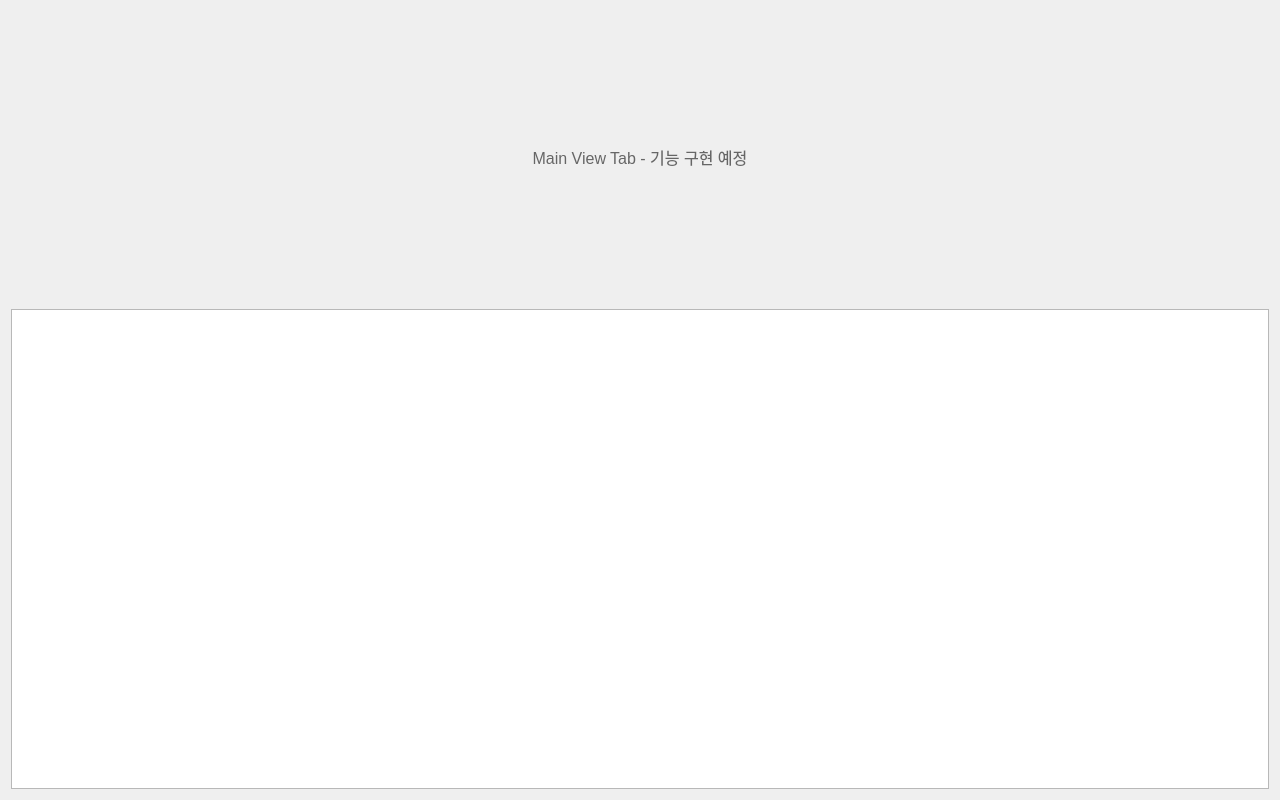
The window that ros_ws/src/admin/ui/main_view_tab.ui (addinedu-ros-9th/ros-repo-1) describes before a commit, drawn with Qt 5.
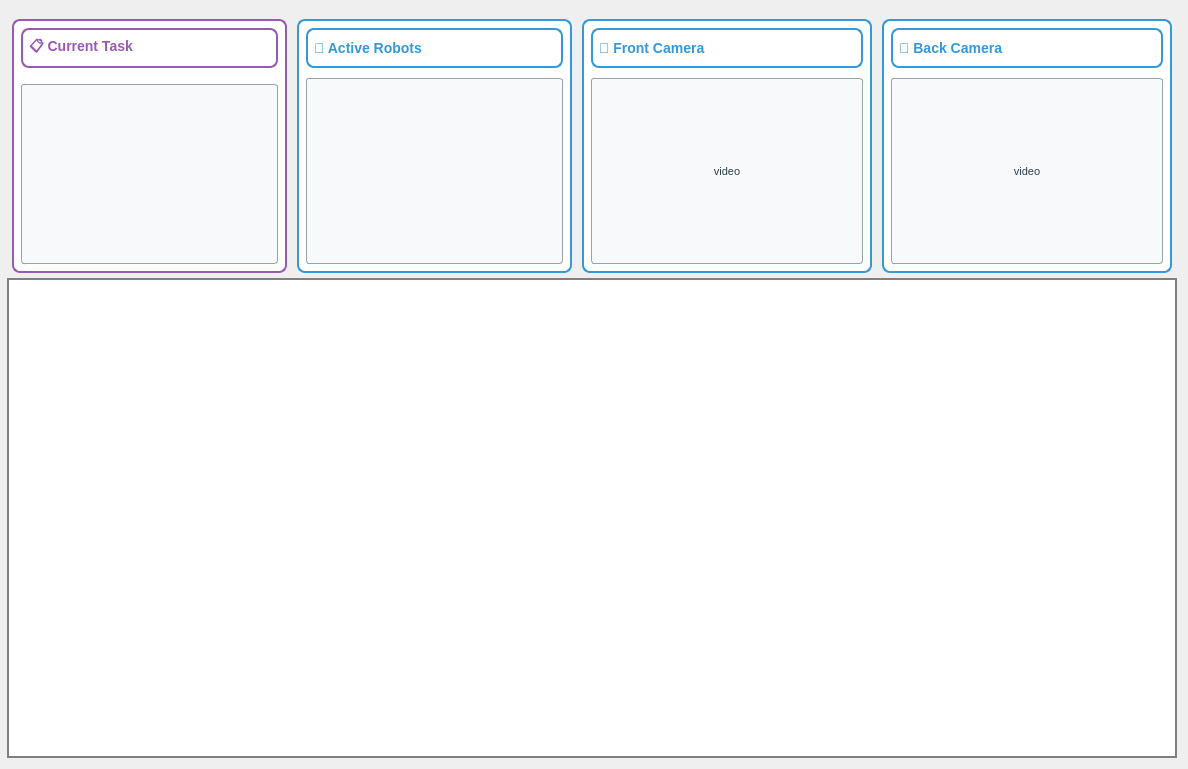
The same window after the commit.

Diff of the .ui file:
```diff
--- a/ros_ws/src/admin/ui/main_view_tab.ui
+++ b/ros_ws/src/admin/ui/main_view_tab.ui
@@ -6,31 +6,399 @@
    <rect>
     <x>0</x>
     <y>0</y>
-    <width>1280</width>
-    <height>800</height>
+    <width>1184</width>
+    <height>769</height>
    </rect>
   </property>
+  <property name="sizePolicy">
+   <sizepolicy hsizetype="Minimum" vsizetype="Preferred">
+    <horstretch>0</horstretch>
+    <verstretch>0</verstretch>
+   </sizepolicy>
+  </property>
+  <property name="maximumSize">
+   <size>
+    <width>1200</width>
+    <height>16777215</height>
+   </size>
+  </property>
   <property name="windowTitle">
    <string>Main View Tab</string>
   </property>
   <layout class="QVBoxLayout" name="verticalLayout">
+   <property name="spacing">
+    <number>0</number>
+   </property>
+   <property name="leftMargin">
+    <number>7</number>
+   </property>
+   <property name="topMargin">
+    <number>7</number>
+   </property>
    <item>
-    <widget class="QLabel" name="main_view_label">
-     <property name="styleSheet">
-      <string>font-size: 16px; color: #666;</string>
+    <layout class="QHBoxLayout" name="horizontalLayout">
+     <property name="topMargin">
+      <number>7</number>
      </property>
-     <property name="text">
-      <string>Main View Tab - 기능 구현 예정</string>
-     </property>
-     <property name="alignment">
-      <set>Qt::AlignCenter</set>
-     </property>
-    </widget>
+     <item>
+      <widget class="QFrame" name="current_task_frame">
+       <property name="styleSheet">
+        <string notr="true">QFrame {
+    border: 2px solid #9b59b6;
+    border-radius: 8px;
+    background-color: #ffffff;
+    margin: 5px;
+    padding: 2px;
+}
+QLabel {
+    color: #2c3e50;
+    font-size: 12px;
+}
+QLabel#current_task_title {
+    font-size: 14px;
+    font-weight: bold;
+    color: #9b59b6;
+}</string>
+       </property>
+       <layout class="QVBoxLayout" name="current_task_layout">
+        <property name="leftMargin">
+         <number>0</number>
+        </property>
+        <property name="topMargin">
+         <number>0</number>
+        </property>
+        <property name="rightMargin">
+         <number>0</number>
+        </property>
+        <property name="bottomMargin">
+         <number>0</number>
+        </property>
+        <item>
+         <widget class="QLabel" name="current_task_title">
+          <property name="sizePolicy">
+           <sizepolicy hsizetype="Preferred" vsizetype="Fixed">
+            <horstretch>0</horstretch>
+            <verstretch>0</verstretch>
+           </sizepolicy>
+          </property>
+          <property name="minimumSize">
+           <size>
+            <width>0</width>
+            <height>50</height>
+           </size>
+          </property>
+          <property name="styleSheet">
+           <string>font-size: 14px; font-weight: bold; color: #9b59b6;</string>
+          </property>
+          <property name="text">
+           <string>📋 Current Task</string>
+          </property>
+         </widget>
+        </item>
+        <item>
+         <widget class="QTextEdit" name="current_task_text">
+          <property name="styleSheet">
+           <string notr="true">background-color: #f8f9fa; color: #2c3e50; font-size: 11px; border: 1px solid #95a5a6; border-radius: 3px;</string>
+          </property>
+          <property name="frameShape">
+           <enum>QFrame::StyledPanel</enum>
+          </property>
+          <property name="text" stdset="0">
+           <string>활성 작업 없음</string>
+          </property>
+         </widget>
+        </item>
+       </layout>
+      </widget>
+     </item>
+     <item>
+      <widget class="QFrame" name="robot_status_frame">
+       <property name="styleSheet">
+        <string notr="true">QFrame {
+    border: 2px solid #3498db;
+    border-radius: 8px;
+    background-color: #ffffff;
+    margin: 5px;
+    padding: 2px;
+}
+QLabel {
+    color: #2c3e50;
+    font-size: 12px;
+}
+QLabel#robot_status_title {
+    font-size: 14px;
+    font-weight: bold;
+    color: #3498db;
+}
+QLabel#robot_list_label {
+    font-size: 13px;
+    color: #2c3e50;
+}</string>
+       </property>
+       <layout class="QVBoxLayout" name="robot_status_layout">
+        <property name="spacing">
+         <number>0</number>
+        </property>
+        <property name="leftMargin">
+         <number>0</number>
+        </property>
+        <property name="topMargin">
+         <number>0</number>
+        </property>
+        <property name="rightMargin">
+         <number>0</number>
+        </property>
+        <property name="bottomMargin">
+         <number>0</number>
+        </property>
+        <item>
+         <widget class="QLabel" name="robot_status_title">
+          <property name="sizePolicy">
+           <sizepolicy hsizetype="Preferred" vsizetype="Fixed">
+            <horstretch>0</horstretch>
+            <verstretch>0</verstretch>
+           </sizepolicy>
+          </property>
+          <property name="minimumSize">
+           <size>
+            <width>0</width>
+            <height>50</height>
+           </size>
+          </property>
+          <property name="styleSheet">
+           <string>font-size: 14px; font-weight: bold; color: #3498db;</string>
+          </property>
+          <property name="text">
+           <string>🤖 Active Robots</string>
+          </property>
+         </widget>
+        </item>
+        <item>
+         <widget class="QTextEdit" name="robot_list_text">
+          <property name="styleSheet">
+           <string notr="true">background-color: #f8f9fa; color: #2c3e50; font-size: 11px; border: 1px solid #95a5a6; border-radius: 3px;</string>
+          </property>
+         </widget>
+        </item>
+       </layout>
+      </widget>
+     </item>
+     <item>
+      <widget class="QFrame" name="robot_status_frame_2">
+       <property name="sizePolicy">
+        <sizepolicy hsizetype="Fixed" vsizetype="Preferred">
+         <horstretch>0</horstretch>
+         <verstretch>0</verstretch>
+        </sizepolicy>
+       </property>
+       <property name="minimumSize">
+        <size>
+         <width>300</width>
+         <height>0</height>
+        </size>
+       </property>
+       <property name="styleSheet">
+        <string notr="true">QFrame {
+    border: 2px solid #3498db;
+    border-radius: 8px;
+    background-color: #ffffff;
+    margin: 5px;
+    padding: 2px;
+}
+QLabel {
+    color: #2c3e50;
+    font-size: 12px;
+}
+QLabel#robot_status_title {
+    font-size: 14px;
+    font-weight: bold;
+    color: #3498db;
+}
+QLabel#robot_list_label {
+    font-size: 13px;
+    color: #2c3e50;
+}</string>
+       </property>
+       <layout class="QVBoxLayout" name="robot_status_layout_2">
+        <property name="spacing">
+         <number>0</number>
+        </property>
+        <property name="leftMargin">
+         <number>0</number>
+        </property>
+        <property name="topMargin">
+         <number>0</number>
+        </property>
+        <property name="rightMargin">
+         <number>0</number>
+        </property>
+        <property name="bottomMargin">
+         <number>0</number>
+        </property>
+        <item>
+         <widget class="QLabel" name="robot_status_title_2">
+          <property name="sizePolicy">
+           <sizepolicy hsizetype="Preferred" vsizetype="Fixed">
+            <horstretch>0</horstretch>
+            <verstretch>0</verstretch>
+           </sizepolicy>
+          </property>
+          <property name="minimumSize">
+           <size>
+            <width>0</width>
+            <height>50</height>
+           </size>
+          </property>
+          <property name="styleSheet">
+           <string>font-size: 14px; font-weight: bold; color: #3498db;</string>
+          </property>
+          <property name="text">
+           <string>📸 Front Camera</string>
+          </property>
+         </widget>
+        </item>
+        <item>
+         <widget class="QLabel" name="label_2">
+          <property name="sizePolicy">
+           <sizepolicy hsizetype="Preferred" vsizetype="Minimum">
+            <horstretch>0</horstretch>
+            <verstretch>0</verstretch>
+           </sizepolicy>
+          </property>
+          <property name="minimumSize">
+           <size>
+            <width>0</width>
+            <height>190</height>
+           </size>
+          </property>
+          <property name="styleSheet">
+           <string notr="true">background-color: #f8f9fa; color: #2c3e50; font-size: 11px; border: 1px solid #95a5a6; border-radius: 3px;</string>
+          </property>
+          <property name="frameShape">
+           <enum>QFrame::StyledPanel</enum>
+          </property>
+          <property name="text">
+           <string>video</string>
+          </property>
+          <property name="alignment">
+           <set>Qt::AlignCenter</set>
+          </property>
+         </widget>
+        </item>
+       </layout>
+      </widget>
+     </item>
+     <item>
+      <widget class="QFrame" name="robot_status_frame_3">
+       <property name="sizePolicy">
+        <sizepolicy hsizetype="Fixed" vsizetype="Preferred">
+         <horstretch>0</horstretch>
+         <verstretch>0</verstretch>
+        </sizepolicy>
+       </property>
+       <property name="minimumSize">
+        <size>
+         <width>300</width>
+         <height>0</height>
+        </size>
+       </property>
+       <property name="styleSheet">
+        <string notr="true">QFrame {
+    border: 2px solid #3498db;
+    border-radius: 8px;
+    background-color: #ffffff;
+    margin: 5px;
+    padding: 2px;
+}
+QLabel {
+    color: #2c3e50;
+    font-size: 12px;
+}
+QLabel#robot_status_title {
+    font-size: 14px;
+    font-weight: bold;
+    color: #3498db;
+}
+QLabel#robot_list_label {
+    font-size: 13px;
+    color: #2c3e50;
+}</string>
+       </property>
+       <layout class="QVBoxLayout" name="robot_status_layout_3">
+        <property name="spacing">
+         <number>0</number>
+        </property>
+        <property name="leftMargin">
+         <number>0</number>
+        </property>
+        <property name="topMargin">
+         <number>0</number>
+        </property>
+        <property name="rightMargin">
+         <number>0</number>
+        </property>
+        <property name="bottomMargin">
+         <number>0</number>
+        </property>
+        <item>
+         <widget class="QLabel" name="robot_status_title_3">
+          <property name="sizePolicy">
+           <sizepolicy hsizetype="Preferred" vsizetype="Fixed">
+            <horstretch>0</horstretch>
+            <verstretch>0</verstretch>
+           </sizepolicy>
+          </property>
+          <property name="minimumSize">
+           <size>
+            <width>0</width>
+            <height>50</height>
+           </size>
+          </property>
+          <property name="styleSheet">
+           <string>font-size: 14px; font-weight: bold; color: #3498db;</string>
+          </property>
+          <property name="text">
+           <string>📸 Back Camera</string>
+          </property>
+         </widget>
+        </item>
+        <item>
+         <widget class="QLabel" name="label_3">
+          <property name="sizePolicy">
+           <sizepolicy hsizetype="Preferred" vsizetype="Minimum">
+            <horstretch>0</horstretch>
+            <verstretch>0</verstretch>
+           </sizepolicy>
+          </property>
+          <property name="minimumSize">
+           <size>
+            <width>0</width>
+            <height>190</height>
+           </size>
+          </property>
+          <property name="styleSheet">
+           <string notr="true">background-color: #f8f9fa; color: #2c3e50; font-size: 11px; border: 1px solid #95a5a6; border-radius: 3px;</string>
+          </property>
+          <property name="frameShape">
+           <enum>QFrame::StyledPanel</enum>
+          </property>
+          <property name="text">
+           <string>video</string>
+          </property>
+          <property name="alignment">
+           <set>Qt::AlignCenter</set>
+          </property>
+         </widget>
+        </item>
+       </layout>
+      </widget>
+     </item>
+    </layout>
    </item>
    <item>
     <widget class="QGraphicsView" name="map_view">
      <property name="sizePolicy">
-      <sizepolicy hsizetype="Minimum" vsizetype="Minimum">
+      <sizepolicy hsizetype="Minimum" vsizetype="Maximum">
        <horstretch>0</horstretch>
        <verstretch>0</verstretch>
       </sizepolicy>
@@ -41,6 +409,19 @@
        <height>480</height>
       </size>
      </property>
+     <property name="maximumSize">
+      <size>
+       <width>1200</width>
+       <height>16777215</height>
+      </size>
+     </property>
+     <property name="styleSheet">
+      <string notr="true">    QGraphicsView {
+        border: 2px solid gray;
+    }
+
+</string>
+     </property>
     </widget>
    </item>
   </layout>
```
